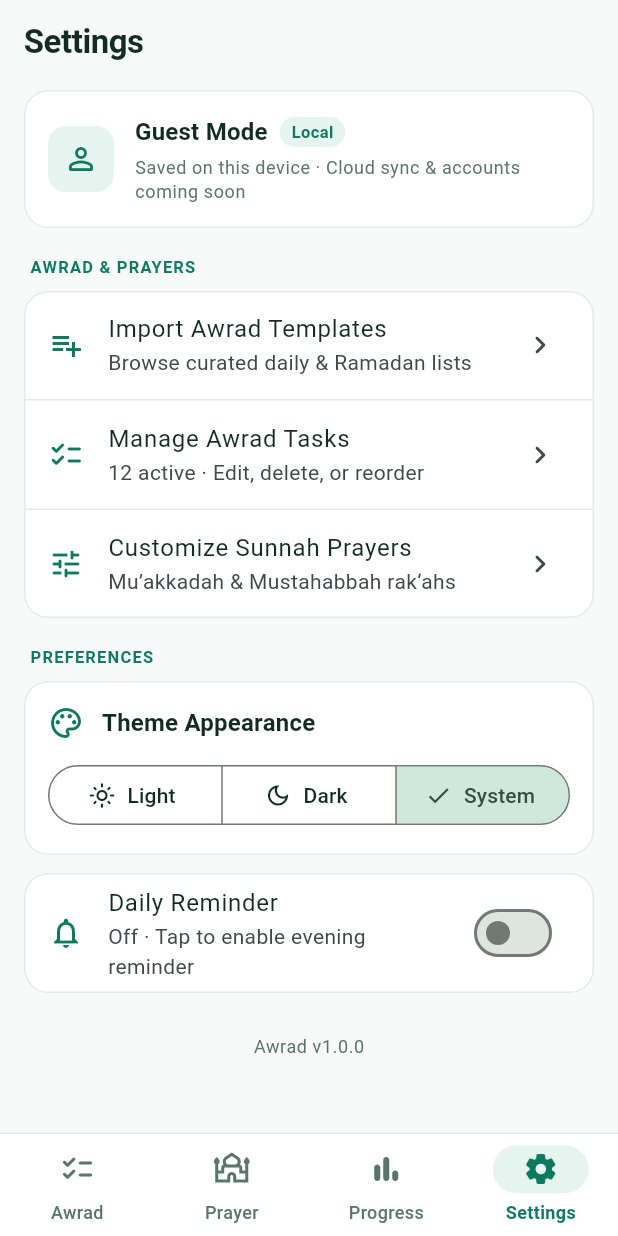
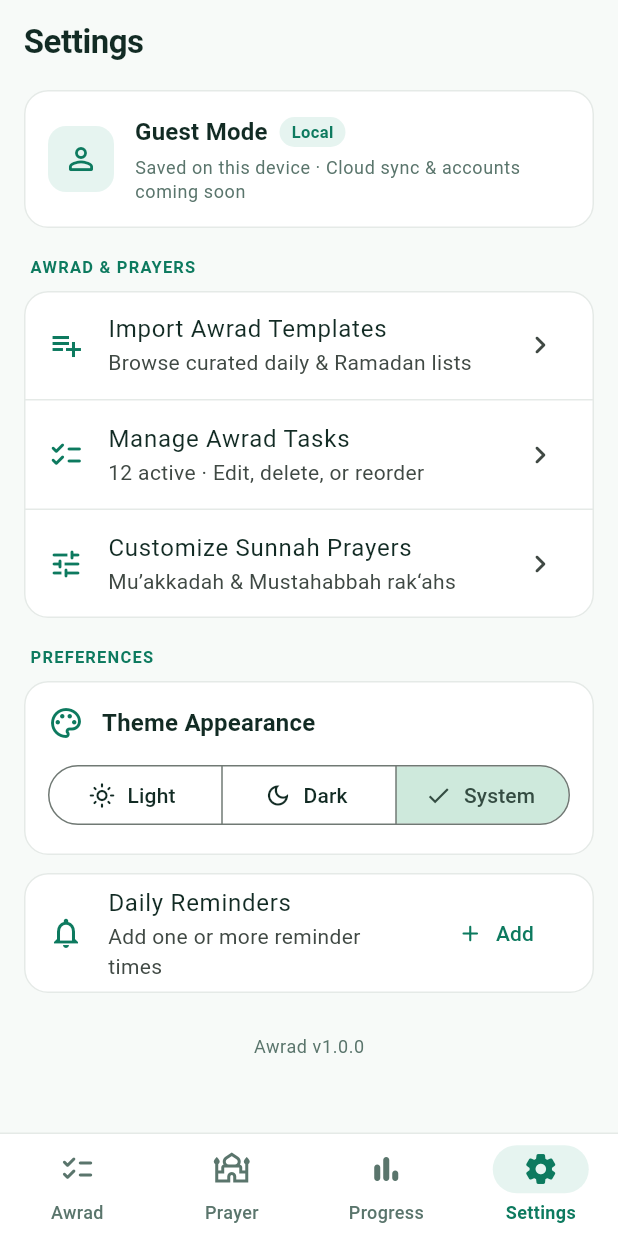
Before and after one commit to othman98shawgan/awrad, a Flutter app: the screen it shows after launch, item 4 of the bottom bar chosen, on a phone screen of 412 x 824 dp. Run offline on Flutter 3.47's test engine with Material 3 defaults, Android fonts, the phone set to English and light mode, and no system bars; our stand-ins replace flutter_local_notifications, flutter_riverpod, flutter_timezone, shared_preferences, timezone, wakelock_plus.

Commit message:
feat: support multiple daily reminders and remove Mark All Done notification action

```diff
--- a/lib/models/app_settings.dart
+++ b/lib/models/app_settings.dart
@@ -1,37 +1,68 @@
 import 'package:flutter/material.dart';
+
+/// A single daily reminder entry with an on/off toggle and time of day.
+class ReminderTime {
+  final int hour;
+  final int minute;
+  final bool enabled;
+
+  const ReminderTime({
+    required this.hour,
+    required this.minute,
+    this.enabled = true,
+  });
+
+  ReminderTime copyWith({
+    int? hour,
+    int? minute,
+    bool? enabled,
+  }) {
+    return ReminderTime(
+      hour: hour ?? this.hour,
+      minute: minute ?? this.minute,
+      enabled: enabled ?? this.enabled,
+    );
+  }
+
+  Map<String, dynamic> toMap() => {
+        'hour': hour,
+        'minute': minute,
+        'enabled': enabled,
+      };
+
+  factory ReminderTime.fromMap(Map<String, dynamic> map) {
+    return ReminderTime(
+      hour: (map['hour'] as num?)?.toInt() ?? 20,
+      minute: (map['minute'] as num?)?.toInt() ?? 30,
+      enabled: (map['enabled'] as bool?) ?? true,
+    );
+  }
+}
 
 /// Persisted user preferences for appearance, screen wakelock, and reminders.
 class AppSettings {
   final ThemeMode themeMode;
   final bool keepScreenAwake;
-  final bool dailyReminderEnabled;
-  final int reminderHour;
-  final int reminderMinute;
+  final List<ReminderTime> reminders;
   final bool developerModeEnabled;
 
   const AppSettings({
     this.themeMode = ThemeMode.system,
     this.keepScreenAwake = false,
-    this.dailyReminderEnabled = false,
-    this.reminderHour = 20,
-    this.reminderMinute = 30,
+    this.reminders = const [],
     this.developerModeEnabled = false,
   });
 
   AppSettings copyWith({
     ThemeMode? themeMode,
     bool? keepScreenAwake,
-    bool? dailyReminderEnabled,
-    int? reminderHour,
-    int? reminderMinute,
+    List<ReminderTime>? reminders,
     bool? developerModeEnabled,
   }) {
     return AppSettings(
       themeMode: themeMode ?? this.themeMode,
       keepScreenAwake: keepScreenAwake ?? this.keepScreenAwake,
-      dailyReminderEnabled: dailyReminderEnabled ?? this.dailyReminderEnabled,
-      reminderHour: reminderHour ?? this.reminderHour,
-      reminderMinute: reminderMinute ?? this.reminderMinute,
+      reminders: reminders ?? this.reminders,
       developerModeEnabled: developerModeEnabled ?? this.developerModeEnabled,
     );
   }
@@ -39,9 +70,7 @@ class AppSettings {
   Map<String, dynamic> toMap() => {
         'themeMode': themeMode.name,
         'keepScreenAwake': keepScreenAwake,
-        'dailyReminderEnabled': dailyReminderEnabled,
-        'reminderHour': reminderHour,
-        'reminderMinute': reminderMinute,
+        'reminders': reminders.map((r) => r.toMap()).toList(),
         'developerModeEnabled': developerModeEnabled,
       };
 
@@ -51,12 +80,30 @@ class AppSettings {
       (e) => e.name == modeName,
       orElse: () => ThemeMode.system,
     );
+
+    final rawReminders = map['reminders'];
+    List<ReminderTime> parsedReminders;
+    if (rawReminders is List) {
+      parsedReminders = rawReminders
+          .whereType<Map>()
+          .map((e) => ReminderTime.fromMap(Map<String, dynamic>.from(e)))
+          .toList();
+    } else if (map['dailyReminderEnabled'] == true) {
+      parsedReminders = [
+        ReminderTime(
+          hour: (map['reminderHour'] as num?)?.toInt() ?? 20,
+          minute: (map['reminderMinute'] as num?)?.toInt() ?? 30,
+          enabled: true,
+        ),
+      ];
+    } else {
+      parsedReminders = const [];
+    }
+
     return AppSettings(
       themeMode: mode,
       keepScreenAwake: (map['keepScreenAwake'] as bool?) ?? false,
-      dailyReminderEnabled: (map['dailyReminderEnabled'] as bool?) ?? false,
-      reminderHour: (map['reminderHour'] as num?)?.toInt() ?? 20,
-      reminderMinute: (map['reminderMinute'] as num?)?.toInt() ?? 30,
+      reminders: parsedReminders,
       developerModeEnabled: (map['developerModeEnabled'] as bool?) ?? false,
     );
   }
--- a/lib/services/settings_provider.dart
+++ b/lib/services/settings_provider.dart
@@ -42,16 +42,45 @@ class SettingsNotifier extends StateNotifier<AppSettings> {
     await _save();
   }
 
-  Future<void> setDailyReminder({
-    bool? enabled,
-    int? hour,
-    int? minute,
-  }) async {
-    state = state.copyWith(
-      dailyReminderEnabled: enabled,
-      reminderHour: hour,
-      reminderMinute: minute,
-    );
+  Future<void> addReminder(TimeOfDay time) async {
+    final updated = [
+      ...state.reminders,
+      ReminderTime(hour: time.hour, minute: time.minute, enabled: true),
+    ];
+    state = state.copyWith(reminders: updated);
+    await _save();
+  }
+
+  Future<void> toggleReminder(int index, bool enabled) async {
+    if (index < 0 || index >= state.reminders.length) return;
+    final updated = [
+      for (int i = 0; i < state.reminders.length; i++)
+        if (i == index) state.reminders[i].copyWith(enabled: enabled) else state.reminders[i],
+    ];
+    state = state.copyWith(reminders: updated);
+    await _save();
+  }
+
+  Future<void> updateReminderTime(int index, TimeOfDay time) async {
+    if (index < 0 || index >= state.reminders.length) return;
+    final updated = [
+      for (int i = 0; i < state.reminders.length; i++)
+        if (i == index)
+          state.reminders[i].copyWith(hour: time.hour, minute: time.minute)
+        else
+          state.reminders[i],
+    ];
+    state = state.copyWith(reminders: updated);
+    await _save();
+  }
+
+  Future<void> removeReminder(int index) async {
+    if (index < 0 || index >= state.reminders.length) return;
+    final updated = [
+      for (int i = 0; i < state.reminders.length; i++)
+        if (i != index) state.reminders[i],
+    ];
+    state = state.copyWith(reminders: updated);
     await _save();
   }
 
--- a/lib/ui/pages/settings_page.dart
+++ b/lib/ui/pages/settings_page.dart
@@ -62,12 +62,6 @@ class _SettingsPageState extends ConsumerState<SettingsPage> {
     final taskCount = ref.watch(awradTasksProvider).length;
     final colors = context.awradColors;
     final theme = Theme.of(context);
-
-    final reminderTime = TimeOfDay(
-      hour: settings.reminderHour,
-      minute: settings.reminderMinute,
-    );
-    final formattedReminderTime = reminderTime.format(context);
 
     return ListView(
       padding: const EdgeInsets.fromLTRB(16, 4, 16, 28),
@@ -225,59 +219,83 @@ class _SettingsPageState extends ConsumerState<SettingsPage> {
         Card(
           child: Column(
             children: [
-              SwitchListTile(
-                secondary:
+              ListTile(
+                leading:
                     Icon(Icons.notifications_outlined, color: colors.emerald),
-                title: const Text('Daily Reminder'),
+                title: const Text('Daily Reminders'),
                 subtitle: Text(
-                  settings.dailyReminderEnabled
-                      ? 'Scheduled at $formattedReminderTime · Auto-cancels when done'
-                      : 'Off · Tap to enable evening reminder',
+                  settings.reminders.isEmpty
+                      ? 'Add one or more reminder times'
+                      : 'Auto-cancels for today when all Awrad are done',
                 ),
-                value: settings.dailyReminderEnabled,
-                activeThumbColor: colors.emerald,
-                onChanged: (enabled) async {
-                  await notifier.setDailyReminder(enabled: enabled);
-                  if (enabled) {
-                    await NotificationService.instance.requestPermissions();
-                  }
-                },
+                trailing: TextButton.icon(
+                  onPressed: () async {
+                    final picked = await showTimePicker(
+                      context: context,
+                      initialTime: const TimeOfDay(hour: 20, minute: 30),
+                    );
+                    if (picked != null) {
+                      await notifier.addReminder(picked);
+                      await NotificationService.instance.requestPermissions();
+                    }
+                  },
+                  icon: const Icon(Icons.add_rounded, size: 18),
+                  label: const Text('Add'),
+                ),
               ),
-              if (settings.dailyReminderEnabled) ...[
+              for (int i = 0; i < settings.reminders.length; i++) ...[
                 const Divider(),
                 ListTile(
-                  leading:
-                      Icon(Icons.schedule_rounded, color: colors.emerald),
-                  title: const Text('Reminder Time'),
-                  trailing: Container(
-                    padding: const EdgeInsets.symmetric(
-                      horizontal: 12,
-                      vertical: 6,
-                    ),
-                    decoration: BoxDecoration(
-                      color: colors.emeraldSoft,
-                      borderRadius: BorderRadius.circular(10),
-                    ),
-                    child: Text(
-                      formattedReminderTime,
-                      style: TextStyle(
-                        color: colors.emerald,
-                        fontWeight: FontWeight.w700,
-                      ),
-                    ),
+                  leading: Icon(
+                    Icons.schedule_rounded,
+                    color: settings.reminders[i].enabled
+                        ? colors.emerald
+                        : colors.mutedText,
+                  ),
+                  title: Text(
+                    TimeOfDay(
+                      hour: settings.reminders[i].hour,
+                      minute: settings.reminders[i].minute,
+                    ).format(context),
+                    style: const TextStyle(fontWeight: FontWeight.w600),
                   ),
                   onTap: () async {
                     final picked = await showTimePicker(
                       context: context,
-                      initialTime: reminderTime,
+                      initialTime: TimeOfDay(
+                        hour: settings.reminders[i].hour,
+                        minute: settings.reminders[i].minute,
+                      ),
                     );
                     if (picked != null) {
-                      await notifier.setDailyReminder(
-                        hour: picked.hour,
-                        minute: picked.minute,
-                      );
+                      await notifier.updateReminderTime(i, picked);
                     }
                   },
+                  trailing: Row(
+                    mainAxisSize: MainAxisSize.min,
+                    children: [
+                      Switch(
+                        value: settings.reminders[i].enabled,
+                        activeThumbColor: colors.emerald,
+                        onChanged: (val) async {
+                          await notifier.toggleReminder(i, val);
+                          if (val) {
+                            await NotificationService.instance
+                                .requestPermissions();
+                          }
+                        },
+                      ),
+                      IconButton(
+                        tooltip: 'Delete reminder',
+                        icon: Icon(
+                          Icons.delete_outline_rounded,
+                          size: 20,
+                          color: colors.mutedText,
+                        ),
+                        onPressed: () => notifier.removeReminder(i),
+                      ),
+                    ],
+                  ),
                 ),
               ],
             ],
@@ -308,7 +326,7 @@ class _SettingsPageState extends ConsumerState<SettingsPage> {
                     color: colors.emerald,
                   ),
                   title: const Text('Send Test Notification'),
-                  subtitle: const Text('Verify daily reminder & action button'),
+                  subtitle: const Text('Verify daily reminder notification'),
                   onTap: () {
                     final today = normalizeDate(DateTime.now());
                     final tasks = ref
```
Also changed, not shown: lib/main.dart (+3 -18 lines), lib/services/notification_service.dart (+34 -58 lines), 2 other files.
